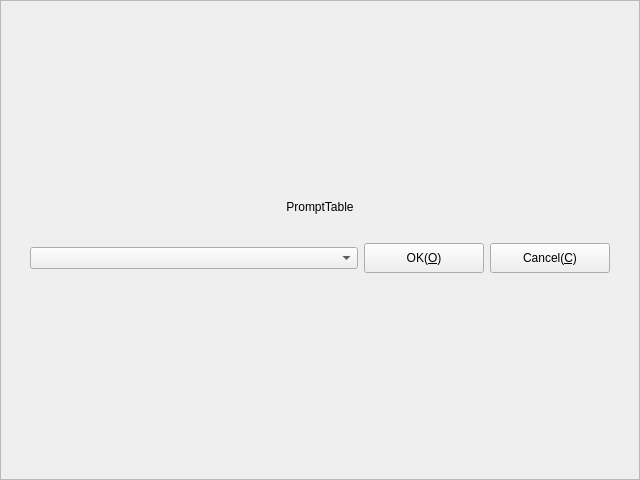
Above: Widgets/FrmVideo/FrmVideo.ui from KangLin/RabbitIm before the change. Below: the same form after it.
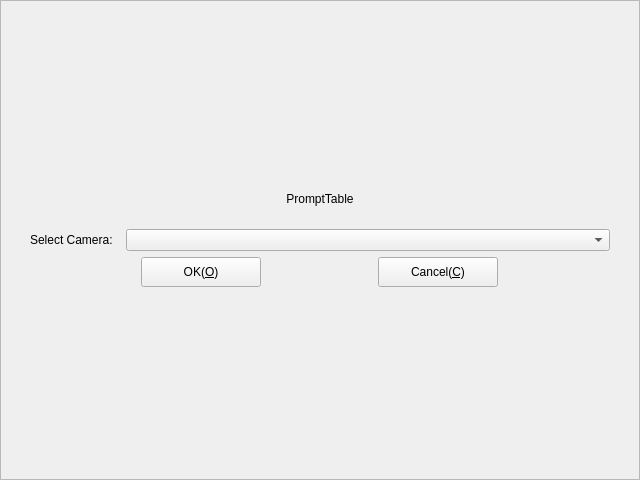
That is the form after the change. Icons and pictures are not drawn.

Patch:
```diff
--- a/Widgets/FrmVideo/FrmVideo.ui
+++ b/Widgets/FrmVideo/FrmVideo.ui
@@ -35,19 +35,17 @@
      <property name="minimumSize">
       <size>
        <width>0</width>
-       <height>120</height>
+       <height>130</height>
       </size>
      </property>
      <property name="maximumSize">
       <size>
        <width>16777215</width>
-       <height>120</height>
+       <height>130</height>
       </size>
      </property>
      <layout class="QGridLayout" name="gridLayout_2">
       <item row="0" column="0">
-       <layout class="QVBoxLayout" name="verticalLayout">
-        <item>
          <widget class="QLabel" name="lbPrompt">
           <property name="sizePolicy">
            <sizepolicy hsizetype="Preferred" vsizetype="Fixed">
@@ -75,7 +73,7 @@
           </property>
          </widget>
         </item>
-        <item>
+      <item row="1" column="0">
          <widget class="QWidget" name="ToolBar" native="true">
           <property name="sizePolicy">
            <sizepolicy hsizetype="Preferred" vsizetype="Fixed">
@@ -91,20 +89,48 @@
           </property>
           <property name="maximumSize">
            <size>
-            <width>100000</width>
-            <height>60</height>
+          <width>16777215</width>
+          <height>16777215</height>
            </size>
           </property>
           <layout class="QGridLayout" name="gridLayout">
            <item row="0" column="0">
-            <layout class="QHBoxLayout" name="horizontalLayout">
-             <item>
+          <widget class="QLabel" name="label">
+           <property name="sizePolicy">
+            <sizepolicy hsizetype="Fixed" vsizetype="Fixed">
+             <horstretch>0</horstretch>
+             <verstretch>0</verstretch>
+            </sizepolicy>
+           </property>
+           <property name="minimumSize">
+            <size>
+             <width>90</width>
+             <height>20</height>
+            </size>
+           </property>
+           <property name="text">
+            <string>Select Camera:</string>
+           </property>
+           <property name="wordWrap">
+            <bool>true</bool>
+           </property>
+          </widget>
+         </item>
+         <item row="0" column="1">
               <widget class="QComboBox" name="cmbCamera">
+           <property name="minimumSize">
+            <size>
+             <width>200</width>
+             <height>20</height>
+            </size>
+           </property>
                <property name="toolTip">
                 <string>Select Camera</string>
                </property>
               </widget>
              </item>
+         <item row="1" column="0" colspan="2">
+          <layout class="QHBoxLayout" name="horizontalLayout">
              <item>
               <widget class="QPushButton" name="pbOK">
                <property name="sizePolicy">
@@ -159,8 +185,6 @@
            </item>
           </layout>
          </widget>
-        </item>
-       </layout>
       </item>
      </layout>
     </widget>
```
Lines whose indentation alone changed are shown as unchanged.
